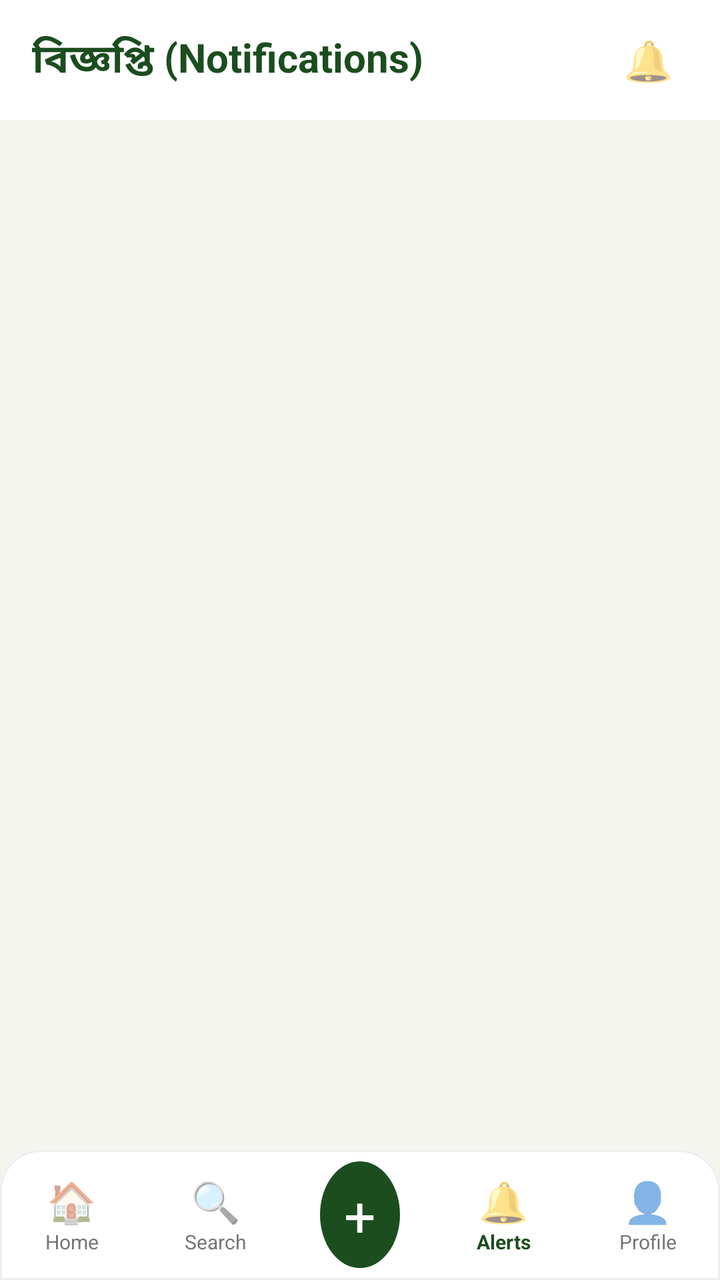
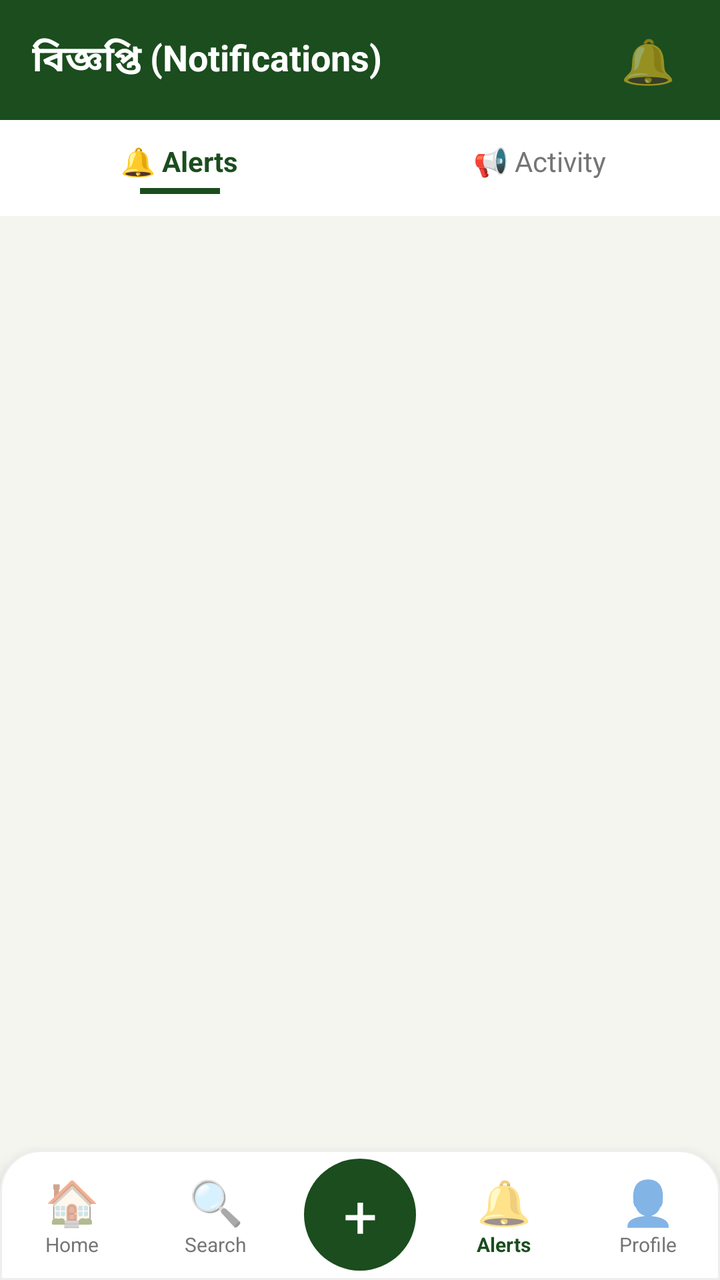

The first picture is an Android layout as it rendered before a commit; the second is the same layout after the commit. The layout source and the unified diff follow.
<!-- AndroidManifest.xml: application theme Theme.Uthsob3O -->
<!-- res/layout/activity_notification.xml -->
<?xml version="1.0" encoding="utf-8"?>
<androidx.constraintlayout.widget.ConstraintLayout
    xmlns:android="http://schemas.android.com/apk/res/android"
    xmlns:app="http://schemas.android.com/apk/res-auto"
    android:layout_width="match_parent"
    android:layout_height="match_parent"
    android:background="@color/off_white">

    
    <LinearLayout
        android:id="@+id/top_bar"
        android:layout_width="match_parent"
        android:layout_height="60dp"
        android:orientation="horizontal"
        android:gravity="center_vertical"
        android:paddingStart="16dp"
        android:paddingEnd="16dp"
        android:background="@color/white"
        app:layout_constraintTop_toTopOf="parent">

        <TextView
            android:layout_width="0dp"
            android:layout_height="wrap_content"
            android:layout_weight="1"
            android:text="বিজ্ঞপ্তি (Notifications)"
            android:textColor="@color/dark_green"
            android:textSize="20sp"
            android:textStyle="bold"/>

        <TextView
            android:layout_width="40dp"
            android:layout_height="40dp"
            android:text="🔔"
            android:textSize="20sp"
            android:gravity="center"/>

    </LinearLayout>

    
    <androidx.recyclerview.widget.RecyclerView
        android:id="@+id/rv_notifications"
        android:layout_width="match_parent"
        android:layout_height="0dp"
        android:paddingTop="12dp"
        android:clipToPadding="false"
        app:layout_constraintTop_toBottomOf="@id/top_bar"
        app:layout_constraintBottom_toTopOf="@id/bottom_nav"/>

    
    <LinearLayout
        android:id="@+id/bottom_nav"
        android:layout_width="match_parent"
        android:layout_height="65dp"
        android:orientation="horizontal"
        android:background="@drawable/bottom_nav_bg"
        android:gravity="center"
        app:layout_constraintBottom_toBottomOf="parent">

        <LinearLayout android:id="@+id/nav_home"
            android:layout_width="0dp" android:layout_height="match_parent"
            android:layout_weight="1" android:orientation="vertical" android:gravity="center">
            <TextView android:layout_width="wrap_content" android:layout_height="wrap_content"
                android:text="🏠" android:textSize="20sp"/>
            <TextView android:layout_width="wrap_content" android:layout_height="wrap_content"
                android:text="Home" android:textSize="10sp" android:textColor="@color/gray"/>
        </LinearLayout>

        <LinearLayout android:layout_width="0dp" android:layout_height="match_parent"
            android:layout_weight="1" android:orientation="vertical" android:gravity="center">
            <TextView android:layout_width="wrap_content" android:layout_height="wrap_content"
                android:text="🔍" android:textSize="20sp"/>
            <TextView android:layout_width="wrap_content" android:layout_height="wrap_content"
                android:text="Search" android:textSize="10sp" android:textColor="@color/gray"/>
        </LinearLayout>

        <LinearLayout android:layout_width="0dp" android:layout_height="match_parent"
            android:layout_weight="1" android:orientation="vertical" android:gravity="center">
            <TextView android:layout_width="wrap_content" android:layout_height="wrap_content"
                android:text="+" android:textColor="@color/white" android:textSize="28sp"
                android:gravity="center" android:background="@drawable/bg_add_btn"
                android:paddingStart="12dp" android:paddingEnd="12dp"
                android:paddingTop="8dp" android:paddingBottom="8dp"/>
        </LinearLayout>

        <LinearLayout android:id="@+id/nav_alerts"
            android:layout_width="0dp" android:layout_height="match_parent"
            android:layout_weight="1" android:orientation="vertical" android:gravity="center">
            <TextView android:layout_width="wrap_content" android:layout_height="wrap_content"
                android:text="🔔" android:textSize="20sp"/>
            <TextView android:layout_width="wrap_content" android:layout_height="wrap_content"
                android:text="Alerts" android:textSize="10sp" android:textColor="@color/dark_green"
                android:textStyle="bold"/>
        </LinearLayout>

        <LinearLayout android:layout_width="0dp" android:layout_height="match_parent"
            android:layout_weight="1" android:orientation="vertical" android:gravity="center">
            <TextView android:layout_width="wrap_content" android:layout_height="wrap_content"
                android:text="👤" android:textSize="20sp"/>
            <TextView android:layout_width="wrap_content" android:layout_height="wrap_content"
                android:text="Profile" android:textSize="10sp" android:textColor="@color/gray"/>
        </LinearLayout>

    </LinearLayout>

</androidx.constraintlayout.widget.ConstraintLayout>
<!-- resources referenced by this layout -->
<resources>
  <color name="dark_green">#1B4D1E</color>
  <color name="gray">#757575</color>
  <color name="off_white">#F5F5F0</color>
  <color name="white">#FFFFFF</color>
  <!-- drawable bg_add_btn (drawable) -->
  <?xml version="1.0" encoding="utf-8"?>
  <shape xmlns:android="http://schemas.android.com/apk/res/android"
      android:shape="oval">
      <solid android:color="#1B4D1E"/>
  </shape>
  <!-- drawable bottom_nav_bg (drawable) -->
  <?xml version="1.0" encoding="utf-8"?>
  <shape xmlns:android="http://schemas.android.com/apk/res/android"
      android:shape="rectangle">
      <solid android:color="#FFFFFF"/>
      <stroke android:width="1dp" android:color="#EEEEEE"/>
      <corners android:topLeftRadius="20dp" android:topRightRadius="20dp"/>
  </shape>
  <style name="Theme.Uthsob3O" parent="Theme.MaterialComponents.Light.NoActionBar">
          <item name="colorPrimary">@color/dark_green</item>
          <item name="colorPrimaryVariant">@color/bright_green</item>
          <item name="colorOnPrimary">@color/white</item>
          <item name="colorSecondary">@color/bright_green</item>
          <item name="android:windowBackground">@color/white</item>
          <item name="android:statusBarColor">@color/dark_green</item>
      </style>
  <color name="bright_green">#4CAF50</color>
</resources>

<!-- the commit's change to res/layout/activity_notification.xml (unified diff, before → after) -->
@@ -15,7 +15,7 @@
         android:gravity="center_vertical"
         android:paddingStart="16dp"
         android:paddingEnd="16dp"
-        android:background="@color/white"
+        android:background="@color/dark_green"
         app:layout_constraintTop_toTopOf="parent">
 
         <TextView
@@ -23,27 +23,103 @@
             android:layout_height="wrap_content"
             android:layout_weight="1"
             android:text="বিজ্ঞপ্তি (Notifications)"
-            android:textColor="@color/dark_green"
-            android:textSize="20sp"
+            android:textColor="@color/white"
+            android:textSize="18sp"
             android:textStyle="bold"/>
 
         <TextView
             android:layout_width="40dp"
             android:layout_height="40dp"
             android:text="🔔"
-            android:textSize="20sp"
+            android:textSize="22sp"
             android:gravity="center"/>
-
     </LinearLayout>
+
+    
+    <LinearLayout
+        android:id="@+id/tab_row"
+        android:layout_width="match_parent"
+        android:layout_height="48dp"
+        android:orientation="horizontal"
+        android:background="@color/white"
+        app:layout_constraintTop_toBottomOf="@id/top_bar">
+
+        
+        <LinearLayout
+            android:id="@+id/tab_alerts"
+            android:layout_width="0dp"
+            android:layout_height="match_parent"
+            android:layout_weight="1"
+            android:orientation="vertical"
+            android:gravity="center">
+
+            <TextView
+                android:layout_width="wrap_content"
+                android:layout_height="wrap_content"
+                android:text="🔔 Alerts"
+                android:textColor="@color/dark_green"
+                android:textSize="14sp"
+                android:textStyle="bold"/>
+
+            
+            <View
+                android:id="@+id/indicator_alerts"
+                android:layout_width="40dp"
+                android:layout_height="3dp"
+                android:background="@color/dark_green"
+                android:layout_marginTop="4dp"/>
+        </LinearLayout>
+
+        
+        <LinearLayout
+            android:id="@+id/tab_full"
+            android:layout_width="0dp"
+            android:layout_height="match_parent"
+            android:layout_weight="1"
+            android:orientation="vertical"
+            android:gravity="center">
+
+            <TextView
+                android:layout_width="wrap_content"
+                android:layout_height="wrap_content"
+                android:text="📢 Activity"
+                android:textColor="@color/gray"
+                android:textSize="14sp"/>
+
+            
+            <View
+                android:id="@+id/indicator_full"
+                android:layout_width="40dp"
+                android:layout_height="3dp"
+                android:background="@color/dark_green"
+                android:layout_marginTop="4dp"
+                android:visibility="invisible"/>
+        </LinearLayout>
+    </LinearLayout>
+
+    
+    <TextView
+        android:id="@+id/tv_empty"
+        android:layout_width="wrap_content"
+        android:layout_height="wrap_content"
+        android:text="🔔\n\nকোনো বিজ্ঞপ্তি নেই!"
+        android:textColor="@color/gray"
+        android:textSize="16sp"
+        android:gravity="center"
+        android:visibility="gone"
+        app:layout_constraintTop_toBottomOf="@id/tab_row"
+        app:layout_constraintBottom_toTopOf="@id/bottom_nav"
+        app:layout_constraintStart_toStartOf="parent"
+        app:layout_constraintEnd_toEndOf="parent"/>
 
     
     <androidx.recyclerview.widget.RecyclerView
         android:id="@+id/rv_notifications"
         android:layout_width="match_parent"
         android:layout_height="0dp"
-        android:paddingTop="12dp"
+        android:paddingTop="8dp"
         android:clipToPadding="false"
-        app:layout_constraintTop_toBottomOf="@id/top_bar"
+        app:layout_constraintTop_toBottomOf="@id/tab_row"
         app:layout_constraintBottom_toTopOf="@id/bottom_nav"/>
 
     
@@ -54,50 +130,71 @@
         android:orientation="horizontal"
         android:background="@drawable/bottom_nav_bg"
         android:gravity="center"
+        android:elevation="8dp"
         app:layout_constraintBottom_toBottomOf="parent">
 
         <LinearLayout android:id="@+id/nav_home"
             android:layout_width="0dp" android:layout_height="match_parent"
-            android:layout_weight="1" android:orientation="vertical" android:gravity="center">
-            <TextView android:layout_width="wrap_content" android:layout_height="wrap_content"
-                android:text="🏠" android:textSize="20sp"/>
-            <TextView android:layout_width="wrap_content" android:layout_height="wrap_content"
-                android:text="Home" android:textSize="10sp" android:textColor="@color/gray"/>
-        </LinearLayout>
-
-        <LinearLayout android:layout_width="0dp" android:layout_height="match_parent"
-            android:layout_weight="1" android:orientation="vertical" android:gravity="center">
-            <TextView android:layout_width="wrap_content" android:layout_height="wrap_content"
-                android:text="🔍" android:textSize="20sp"/>
-            <TextView android:layout_width="wrap_content" android:layout_height="wrap_content"
-                android:text="Search" android:textSize="10sp" android:textColor="@color/gray"/>
-        </LinearLayout>
-
-        <LinearLayout android:layout_width="0dp" android:layout_height="match_parent"
-            android:layout_weight="1" android:orientation="vertical" android:gravity="center">
-            <TextView android:layout_width="wrap_content" android:layout_height="wrap_content"
-                android:text="+" android:textColor="@color/white" android:textSize="28sp"
-                android:gravity="center" android:background="@drawable/bg_add_btn"
-                android:paddingStart="12dp" android:paddingEnd="12dp"
-                android:paddingTop="8dp" android:paddingBottom="8dp"/>
+            android:layout_weight="1" android:orientation="vertical"
+            android:gravity="center">
+            <TextView android:layout_width="wrap_content"
+                android:layout_height="wrap_content"
+                android:text="🏠" android:textSize="22sp"/>
+            <TextView android:layout_width="wrap_content"
+                android:layout_height="wrap_content"
+                android:text="Home" android:textSize="10sp"
+                android:textColor="@color/gray"/>
+        </LinearLayout>
+
+        <LinearLayout android:id="@+id/nav_search"
+            android:layout_width="0dp" android:layout_height="match_parent"
+            android:layout_weight="1" android:orientation="vertical"
+            android:gravity="center">
+            <TextView android:layout_width="wrap_content"
+                android:layout_height="wrap_content"
+                android:text="🔍" android:textSize="22sp"/>
+            <TextView android:layout_width="wrap_content"
+                android:layout_height="wrap_content"
+                android:text="Search" android:textSize="10sp"
+                android:textColor="@color/gray"/>
+        </LinearLayout>
+
+        <LinearLayout android:id="@+id/nav_add"
+            android:layout_width="0dp" android:layout_height="match_parent"
+            android:layout_weight="1" android:orientation="vertical"
+            android:gravity="center">
+            <TextView android:layout_width="56dp"
+                android:layout_height="56dp"
+                android:text="+" android:textColor="@color/white"
+                android:textSize="30sp" android:gravity="center"
+                android:background="@drawable/bg_add_btn"/>
         </LinearLayout>
 
         <LinearLayout android:id="@+id/nav_alerts"
             android:layout_width="0dp" android:layout_height="match_parent"
-            android:layout_weight="1" android:orientation="vertical" android:gravity="center">
-            <TextView android:layout_width="wrap_content" android:layout_height="wrap_content"
-                android:text="🔔" android:textSize="20sp"/>
-            <TextView android:layout_width="wrap_content" android:layout_height="wrap_content"
-                android:text="Alerts" android:textSize="10sp" android:textColor="@color/dark_green"
+            android:layout_weight="1" android:orientation="vertical"
+            android:gravity="center">
+            <TextView android:layout_width="wrap_content"
+                android:layout_height="wrap_content"
+                android:text="🔔" android:textSize="22sp"/>
+            <TextView android:layout_width="wrap_content"
+                android:layout_height="wrap_content"
+                android:text="Alerts" android:textSize="10sp"
+                android:textColor="@color/dark_green"
                 android:textStyle="bold"/>
         </LinearLayout>
 
-        <LinearLayout android:layout_width="0dp" android:layout_height="match_parent"
-            android:layout_weight="1" android:orientation="vertical" android:gravity="center">
-            <TextView android:layout_width="wrap_content" android:layout_height="wrap_content"
-                android:text="👤" android:textSize="20sp"/>
-            <TextView android:layout_width="wrap_content" android:layout_height="wrap_content"
-                android:text="Profile" android:textSize="10sp" android:textColor="@color/gray"/>
+        <LinearLayout android:id="@+id/nav_profile"
+            android:layout_width="0dp" android:layout_height="match_parent"
+            android:layout_weight="1" android:orientation="vertical"
+            android:gravity="center">
+            <TextView android:layout_width="wrap_content"
+                android:layout_height="wrap_content"
+                android:text="👤" android:textSize="22sp"/>
+            <TextView android:layout_width="wrap_content"
+                android:layout_height="wrap_content"
+                android:text="Profile" android:textSize="10sp"
+                android:textColor="@color/gray"/>
         </LinearLayout>
 
     </LinearLayout>
